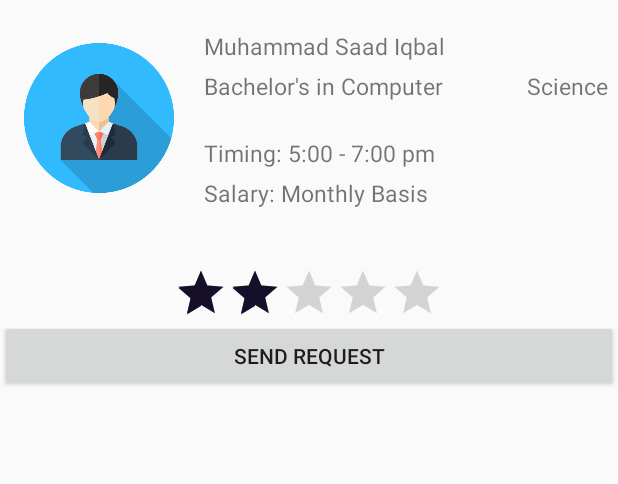
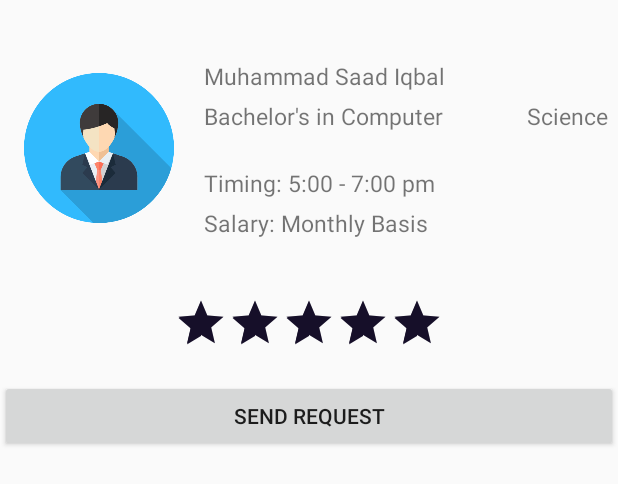
Before and after one commit to muhsaad027/Smart-Tuition-Finder---Student-App, an Android app: the layout tutor_layout.xml on its own in the app's theme, with its tools: preview values and no code run, on a phone screen of 412 x 824 dp. Shown: the top 484 px of the screen. Run offline under Robolectric (Android 15) with nearby library versions, the phone set to English and light mode, and no system bars.

Commit message:
Initial commit

```diff
--- a/app/src/main/java/com/example/saadiqbal/ht_studentmodule/MainAppScreen.java
+++ b/app/src/main/java/com/example/saadiqbal/ht_studentmodule/MainAppScreen.java
@@ -420,7 +420,7 @@ public class MainAppScreen extends AppCompatActivity
         switch (view.getId()) {
             case R.id.tutorviewmain:
 
-                CustomDialogClass cdd1 = new CustomDialogClass(this,new JSONObject());
+                CustomDialogClass cdd1 = new CustomDialogClass(this, new JSONObject());
                 cdd1.show();
                 break;
         }
@@ -575,7 +575,7 @@ public class MainAppScreen extends AppCompatActivity
         int pos = mHashMap.get(marker);
         JSONObject tutor = hashMapTutors.get(pos);
 
-        CustomDialogClass dialogClass = new CustomDialogClass(this,tutor);
+        CustomDialogClass dialogClass = new CustomDialogClass(this, tutor);
         dialogClass.show();
         Log.i("Position of arraylist", pos + "");
         return false;
--- a/app/src/main/res/layout/tutor_layout.xml
+++ b/app/src/main/res/layout/tutor_layout.xml
@@ -7,9 +7,10 @@
     <RelativeLayout
         android:layout_width="wrap_content"
         android:layout_height="wrap_content"
+        android:layout_gravity="center"
         android:gravity="center"
-
-android:layout_gravity="center"        >
+        android:layout_marginTop="20dp"
+        >
 
         <ImageView
             android:id="@+id/img_tutor"
@@ -67,32 +68,34 @@ android:layout_gravity="center"        >
             android:textSize="15sp" />
 
 
-
     </RelativeLayout>
 
     <LinearLayout
         android:layout_width="match_parent"
         android:layout_height="wrap_content"
-    android:orientation="vertical"
-    >
+        android:orientation="vertical">
+
         <android.support.v7.widget.AppCompatRatingBar
             style="?android:attr/ratingBarStyleIndicator"
+            android:id="@+id/ratingbar"
             android:layout_width="wrap_content"
             android:layout_height="wrap_content"
             android:layout_gravity="center"
+            android:layout_marginBottom="20dp"
             android:layout_marginTop="20dp"
             android:layout_toRightOf="@+id/tv_salary"
             android:numStars="5"
-        android:rating="2.0"
+            android:rating="5.0"
             android:stepSize="1.0" />
+
         <Button
+            android:id="@+id/sendreq"
             android:layout_width="match_parent"
             android:layout_height="wrap_content"
-        android:id="@+id/sendreq"
-        android:text="Send Request"
             android:layout_alignTop="@+id/tv_timing"
             android:layout_toEndOf="@+id/tv_qualification"
-        android:layout_toRightOf="@+id/tv_qualification" />
+            android:layout_toRightOf="@+id/tv_qualification"
+            android:text="Send Request" />
 
 
     </LinearLayout>
```
Also changed, not shown: app/src/main/java/com/example/saadiqbal/ht_studentmodule/CustomDialogClass.java (+29 -2 lines). Lines whose indentation alone changed are shown as unchanged.
